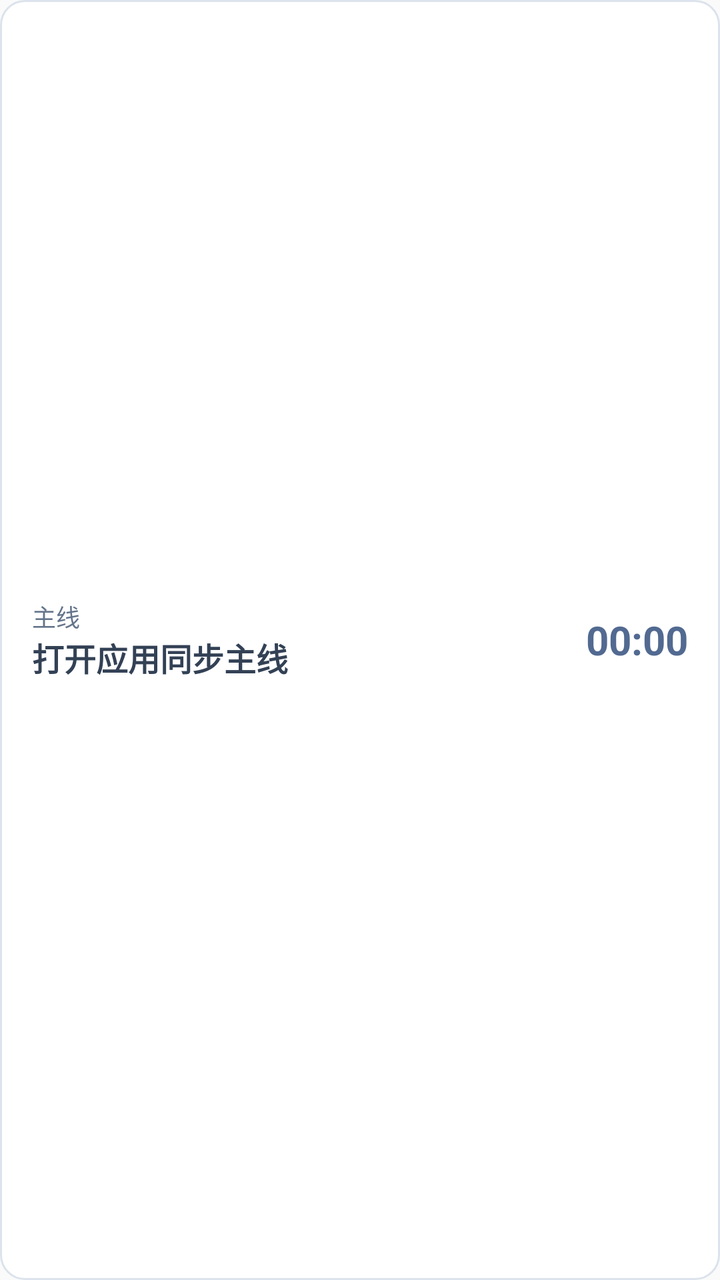
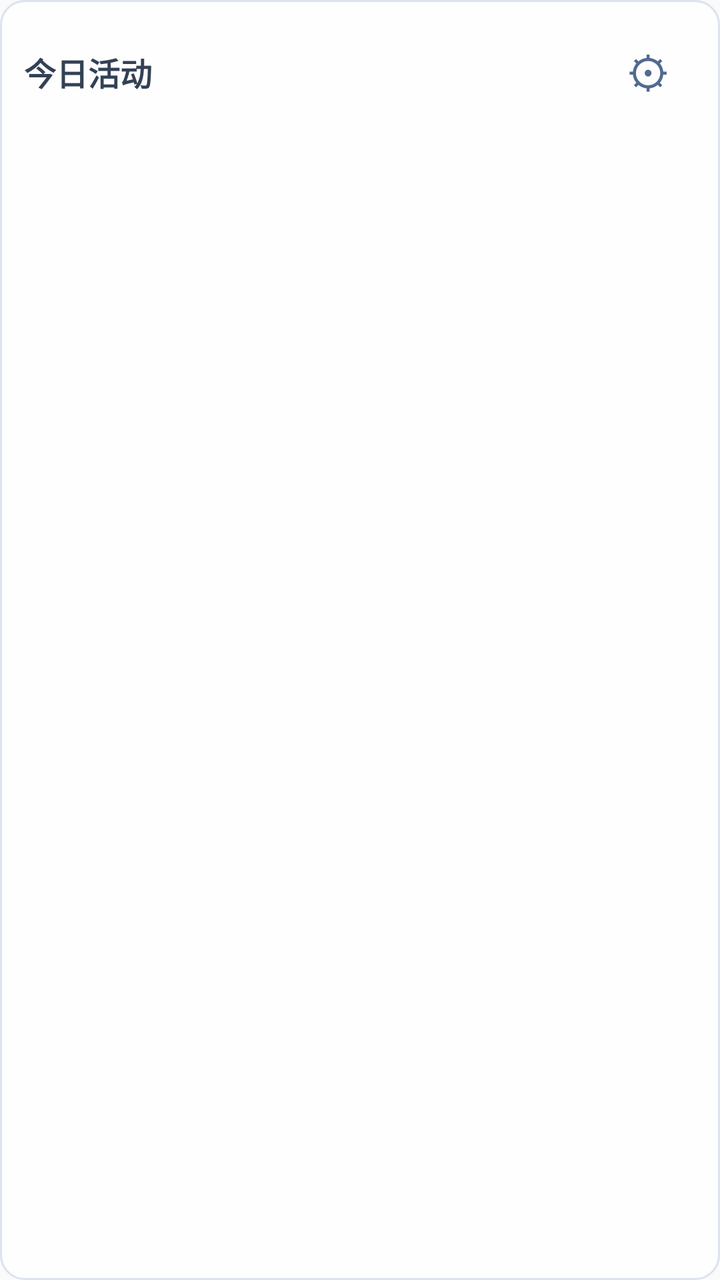

Before-and-after screenshots of an Android layout around one commit, followed by the original layout XML and the change that was made.
<!-- AndroidManifest.xml: application theme android:Theme.Material.Light.NoActionBar -->
<!-- res/layout/main_widget.xml -->
<LinearLayout xmlns:android="http://schemas.android.com/apk/res/android"
    android:id="@+id/widget_root" android:layout_width="match_parent" android:layout_height="match_parent"
    android:gravity="center_vertical" android:orientation="horizontal" android:padding="16dp"
    android:background="@drawable/main_widget_background">
    <LinearLayout android:layout_width="0dp" android:layout_weight="1" android:layout_height="wrap_content" android:orientation="vertical">
        <TextView android:layout_width="wrap_content" android:layout_height="wrap_content" android:text="主线" android:textSize="12sp" android:textColor="#64748B" />
        <TextView android:id="@+id/widget_name" android:layout_width="match_parent" android:layout_height="wrap_content" android:ellipsize="end" android:maxLines="1" android:text="打开应用同步主线" android:textSize="16sp" android:textStyle="bold" android:textColor="#334155" />
    </LinearLayout>
    <Chronometer android:id="@+id/widget_timer" android:layout_width="wrap_content" android:layout_height="wrap_content" android:layout_marginStart="8dp" android:textSize="20sp" android:textStyle="bold" android:textColor="#526A91" />
</LinearLayout>
<!-- resources referenced by this layout -->
<resources>
  <!-- drawable main_widget_background (drawable) -->
  <shape xmlns:android="http://schemas.android.com/apk/res/android">
      <solid android:color="#FFFFFF" />
      <stroke android:width="1dp" android:color="#DCE3EC" />
      <corners android:radius="12dp" />
  </shape>
</resources>

<!-- the commit's change to res/layout/main_widget.xml (unified diff, before → after) -->
@@ -1,10 +1,12 @@
 <LinearLayout xmlns:android="http://schemas.android.com/apk/res/android"
     android:id="@+id/widget_root" android:layout_width="match_parent" android:layout_height="match_parent"
-    android:gravity="center_vertical" android:orientation="horizontal" android:padding="16dp"
-    android:background="@drawable/main_widget_background">
-    <LinearLayout android:layout_width="0dp" android:layout_weight="1" android:layout_height="wrap_content" android:orientation="vertical">
-        <TextView android:layout_width="wrap_content" android:layout_height="wrap_content" android:text="主线" android:textSize="12sp" android:textColor="#64748B" />
-        <TextView android:id="@+id/widget_name" android:layout_width="match_parent" android:layout_height="wrap_content" android:ellipsize="end" android:maxLines="1" android:text="打开应用同步主线" android:textSize="16sp" android:textStyle="bold" android:textColor="#334155" />
+    android:orientation="vertical" android:padding="12dp" android:background="@drawable/main_widget_background">
+    <LinearLayout android:layout_width="match_parent" android:layout_height="wrap_content" android:gravity="center_vertical" android:orientation="horizontal">
+        <TextView android:id="@+id/widget_title" android:layout_width="0dp" android:layout_weight="1" android:layout_height="48dp" android:gravity="center_vertical" android:text="今日活动" android:textStyle="bold" android:textSize="16sp" android:textColor="#334155" />
+        <TextView android:id="@+id/widget_settings" android:layout_width="48dp" android:layout_height="48dp" android:gravity="center" android:text="⚙" android:contentDescription="选择显示的活动" android:textSize="22sp" android:textColor="#526A91" />
     </LinearLayout>
-    <Chronometer android:id="@+id/widget_timer" android:layout_width="wrap_content" android:layout_height="wrap_content" android:layout_marginStart="8dp" android:textSize="20sp" android:textStyle="bold" android:textColor="#526A91" />
+    <TextView android:id="@+id/widget_empty" android:layout_width="match_parent" android:layout_height="wrap_content" android:textColor="#526A91" android:textSize="13sp" />
+    <ScrollView android:layout_width="match_parent" android:layout_height="0dp" android:layout_weight="1" android:fillViewport="false">
+        <LinearLayout android:id="@+id/widget_rows" android:layout_width="match_parent" android:layout_height="wrap_content" android:orientation="vertical" />
+    </ScrollView>
 </LinearLayout>
<!-- resource entries referenced after the edit -->
@@ -2,7 +2,7 @@
 <resources>
   <!-- drawable main_widget_background (drawable) -->
   <shape xmlns:android="http://schemas.android.com/apk/res/android">
-      <solid android:color="#FFFFFF" />
+      <solid android:color="#D9FFFFFF" />
       <stroke android:width="1dp" android:color="#DCE3EC" />
       <corners android:radius="12dp" />
   </shape>
